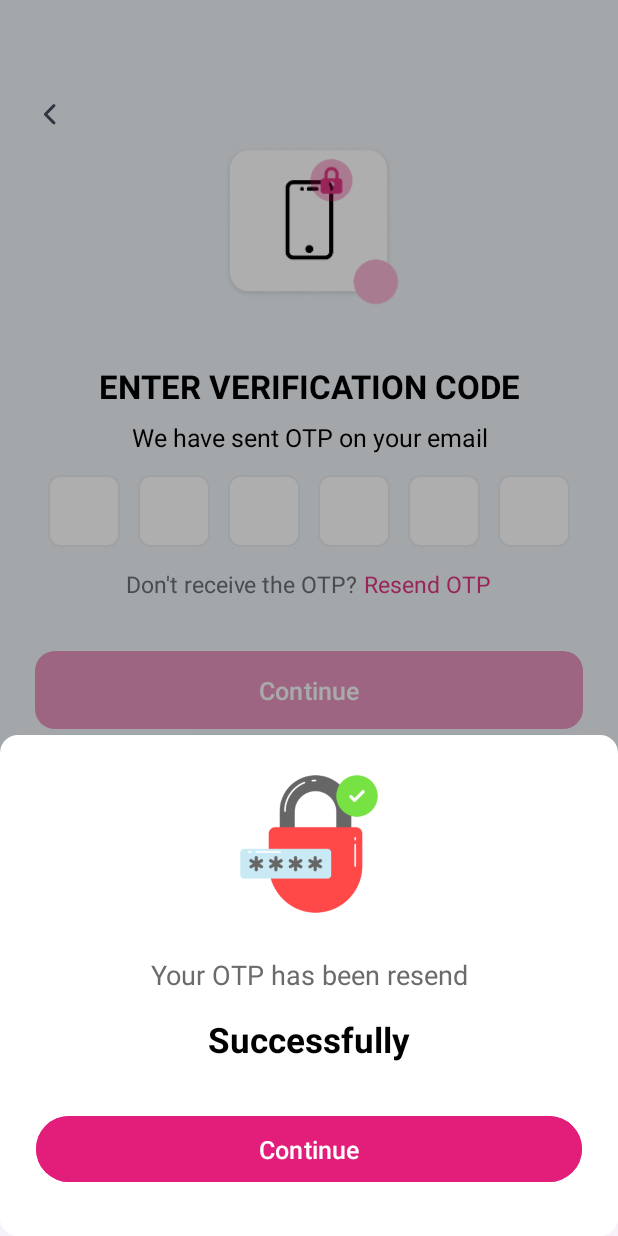
After one commit to hafizanser/bioceuticamilano_android, an Android app: the fragment ResendOtpBottomSheet placed in its activity, on a phone screen of 412 x 824 dp. The commit adds this screen. Run offline under Robolectric (Android 15) with nearby library versions, the phone set to English and light mode, and no system bars; our stand-ins replace sdp/ssp sizes.

Commit message:
Resend OTP bottom sheet done

```diff
--- a/app/src/main/AndroidManifest.xml
+++ b/app/src/main/AndroidManifest.xml
@@ -42,10 +42,10 @@
         <activity
             android:name=".MainActivity"
             android:exported="true">
-            <intent-filter>
-                <action android:name="android.intent.action.MAIN" />
-                <category android:name="android.intent.category.LAUNCHER" />
-            </intent-filter>
+<!--            <intent-filter>-->
+<!--                <action android:name="android.intent.action.MAIN" />-->
+<!--                <category android:name="android.intent.category.LAUNCHER" />-->
+<!--            </intent-filter>-->
         </activity>
 
         <activity
@@ -56,6 +56,10 @@
         <activity
             android:name=".OtpActivity"
             android:exported="true" >
+            <intent-filter>
+                <action android:name="android.intent.action.MAIN" />
+                <category android:name="android.intent.category.LAUNCHER" />
+            </intent-filter>
         </activity>
         <activity
             android:name=".AddCardActivity"
--- a/app/src/main/java/com/bioceuticamilano/HomeFragment.kt
+++ b/app/src/main/java/com/bioceuticamilano/HomeFragment.kt
@@ -25,9 +25,12 @@ class HomeFragment : Fragment() {
     override fun onViewCreated(view: View, savedInstanceState: Bundle?) {
         super.onViewCreated(view, savedInstanceState)
 
-        binding.ivProfile.setOnClickListener {
-            startActivity(Intent(requireContext(), NotificationActivity::class.java))
-        }
+//        binding.ivProfile.setOnClickListener {
+//            requireActivity().supportFragmentManager.beginTransaction()
+//                .replace(R.id.host_fragment, ProfileFragment())
+//                .addToBackStack(null)
+//                .commit()
+//        }
 
         val products = listOf(
             Product("BioInfusion+ | Microinfusion System", "$79 USD", "$99 USD", R.drawable.ic_product_placeholder),
--- a/app/src/main/java/com/bioceuticamilano/OtpActivity.kt
+++ b/app/src/main/java/com/bioceuticamilano/OtpActivity.kt
@@ -5,7 +5,6 @@ import android.os.Bundle
 import android.text.Editable
 import android.text.TextWatcher
 import android.widget.EditText
-import android.widget.Toast
 import androidx.appcompat.app.AppCompatActivity
 import com.bioceuticamilano.databinding.ActivityOtpBinding
 import com.bioceuticamilano.utils.Utility
@@ -32,7 +31,7 @@ class OtpActivity : AppCompatActivity() {
         otp6 = binding.otp6
 
         binding.btnBack.setOnClickListener { finish() }
-        binding.resendOtp.setOnClickListener { Toast.makeText(this, "Code Send!", Toast.LENGTH_SHORT).show() }
+        binding.resendOtp.setOnClickListener { ResendOtpBottomSheet.show(this) }
 
         setupOtpAutoAdvance()
 
--- /dev/null
+++ b/app/src/main/java/com/bioceuticamilano/ResendOtpBottomSheet.kt
@@ -0,0 +1,27 @@
+package com.bioceuticamilano
+
+import android.os.Bundle
+import android.view.LayoutInflater
+import android.view.View
+import android.view.ViewGroup
+import android.widget.Button
+import androidx.fragment.app.FragmentActivity
+import com.google.android.material.bottomsheet.BottomSheetDialogFragment
+
+class ResendOtpBottomSheet : BottomSheetDialogFragment() {
+    override fun onCreateView(inflater: LayoutInflater, container: ViewGroup?, savedInstanceState: Bundle?): View? {
+        val view = inflater.inflate(R.layout.fragment_resend_otp_bottom_sheet, container, false)
+        val btn = view.findViewById<Button>(R.id.btnResendContinue)
+        btn.setOnClickListener {
+            // dismiss and optionally navigate
+            dismiss()
+        }
+        return view
+    }
+
+    companion object {
+        fun show(activity: FragmentActivity) {
+            ResendOtpBottomSheet().show(activity.supportFragmentManager, "resend_otp")
+        }
+    }
+}
--- /dev/null
+++ b/app/src/main/res/layout/fragment_resend_otp_bottom_sheet.xml
@@ -0,0 +1,50 @@
+<?xml version="1.0" encoding="utf-8"?>
+<LinearLayout xmlns:android="http://schemas.android.com/apk/res/android"
+    xmlns:app="http://schemas.android.com/apk/res-auto"
+    android:layout_width="match_parent"
+    android:layout_height="wrap_content"
+    android:orientation="vertical"
+    android:padding="24dp"
+    android:background="@drawable/rounded_white_card">
+
+    <ImageView
+        android:id="@+id/ivResendIcon"
+        android:layout_width="@dimen/_75sdp"
+        android:layout_height="@dimen/_75sdp"
+        android:layout_gravity="center_horizontal"
+        android:src="@drawable/otp_resend"
+        android:contentDescription="otp resend" />
+
+    <TextView
+        android:id="@+id/tvResendMsg"
+        android:layout_width="match_parent"
+        android:layout_height="wrap_content"
+        android:text="Your OTP has been resend"
+        android:textColor="#6B6B6B"
+        android:textSize="@dimen/_14ssp"
+        android:gravity="center"
+        android:layout_marginTop="@dimen/_20sdp" />
+
+    <TextView
+        android:id="@+id/tvResendTitle"
+        android:layout_width="match_parent"
+        android:layout_height="wrap_content"
+        android:text="Successfully"
+        android:textColor="#000000"
+        android:textStyle="bold"
+        android:textSize="@dimen/_18ssp"
+        android:gravity="center"
+        android:layout_marginTop="@dimen/_12sdp" />
+
+    <Button
+        android:id="@+id/btnResendContinue"
+        android:layout_width="match_parent"
+        android:layout_height="@dimen/_40sdp"
+        android:layout_marginTop="@dimen/_24sdp"
+        android:backgroundTint="@color/pink_accent"
+        android:text="Continue"
+        android:textSize="@dimen/_13ssp"
+        android:textColor="@color/white"
+        android:layout_marginBottom="@dimen/_8sdp" />
+
+</LinearLayout>
```
Also changed, not shown: app/src/main/res/drawable/otp_resend.png (added), app/src/main/res/drawable/otp_verification.png (deleted).
